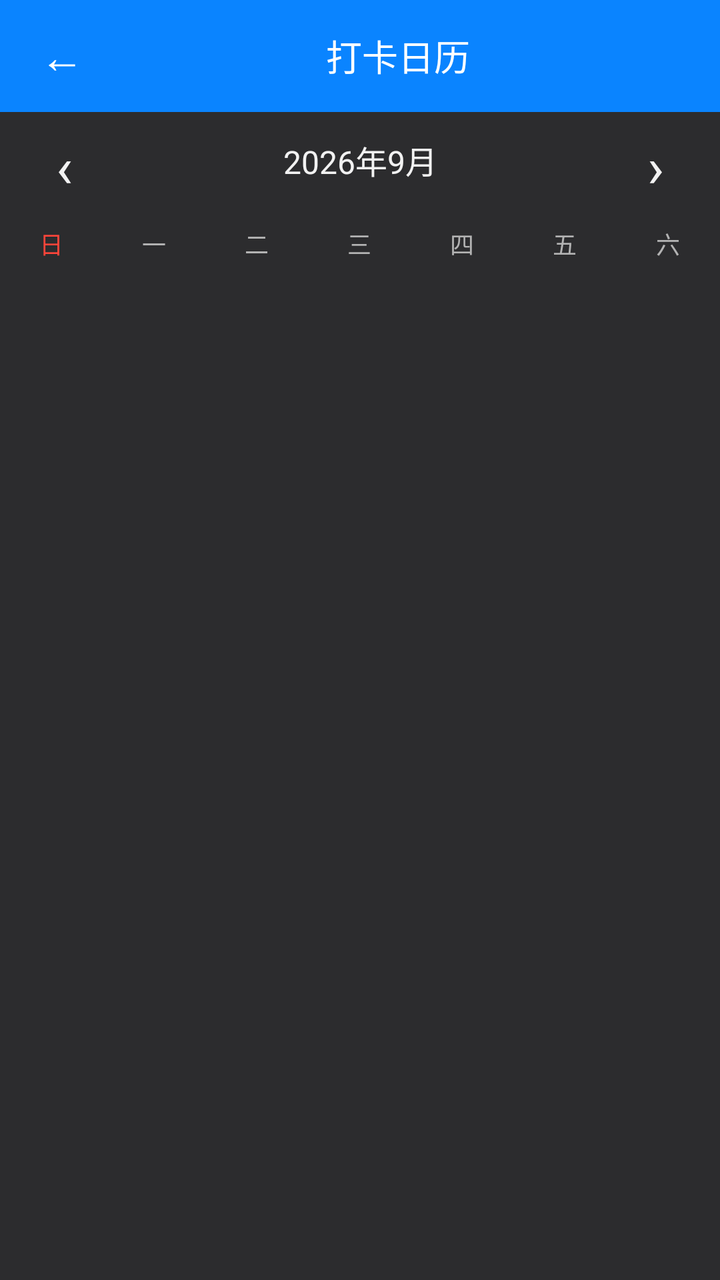
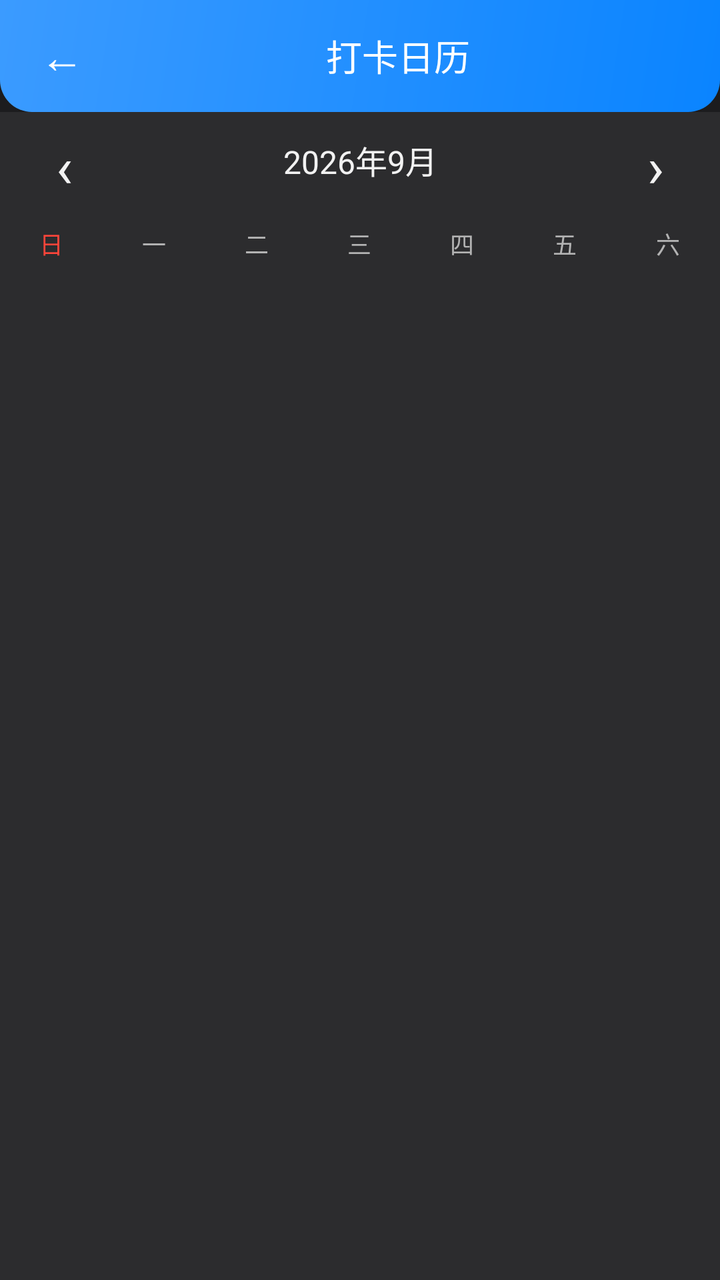

Compare the two renders of this Android layout. The source of the first and the diff that turns it into the second are given below.
<!-- AndroidManifest.xml: application theme Theme.AlgoRobo -->
<!-- res/layout/activity_calendar.xml -->
<?xml version="1.0" encoding="utf-8"?>
<LinearLayout xmlns:android="http://schemas.android.com/apk/res/android"
    android:layout_width="match_parent" android:layout_height="match_parent"
    android:orientation="vertical" android:background="@color/bg_page">
    <LinearLayout android:id="@+id/topBar" android:layout_width="match_parent" android:layout_height="56dp"
        android:background="@color/primary" android:orientation="horizontal"
        android:gravity="center_vertical" android:paddingHorizontal="12dp">
        <TextView android:id="@+id/btnBack" android:layout_width="wrap_content" android:layout_height="wrap_content"
            android:text="←" android:textColor="@color/text_on_primary" android:textSize="22sp" android:padding="8dp"/>
        <TextView android:layout_width="0dp" android:layout_height="wrap_content" android:layout_weight="1"
            android:gravity="center" android:text="打卡日历" android:textColor="@color/text_on_primary" android:textSize="18sp"/>
        <TextView android:layout_width="wrap_content" android:layout_height="wrap_content" android:text="" android:textColor="@color/text_on_primary"/>
    </LinearLayout>
    <LinearLayout android:layout_width="match_parent" android:layout_height="48dp"
        android:background="@color/card_bg" android:orientation="horizontal"
        android:gravity="center_vertical" android:paddingHorizontal="20dp">
        <TextView android:id="@+id/btnPrev" android:layout_width="wrap_content" android:layout_height="wrap_content"
            android:text="‹" android:textSize="28sp" android:textColor="@color/text_main" android:padding="8dp"/>
        <TextView android:id="@+id/tvMonth" android:layout_width="0dp" android:layout_height="wrap_content" android:layout_weight="1"
            android:gravity="center" android:text="2026年9月" android:textSize="16sp" android:textColor="@color/text_main"/>
        <TextView android:id="@+id/btnNext" android:layout_width="wrap_content" android:layout_height="wrap_content"
            android:text="›" android:textSize="28sp" android:textColor="@color/text_main" android:padding="8dp"/>
    </LinearLayout>
    <LinearLayout android:layout_width="match_parent" android:layout_height="36dp"
        android:background="@color/card_bg" android:orientation="horizontal">
        <TextView android:layout_width="0dp" android:layout_height="match_parent" android:layout_weight="1" android:gravity="center" android:text="日" android:textColor="@color/danger" android:textSize="12sp"/>
        <TextView android:layout_width="0dp" android:layout_height="match_parent" android:layout_weight="1" android:gravity="center" android:text="一" android:textColor="@color/text_sub" android:textSize="12sp"/>
        <TextView android:layout_width="0dp" android:layout_height="match_parent" android:layout_weight="1" android:gravity="center" android:text="二" android:textColor="@color/text_sub" android:textSize="12sp"/>
        <TextView android:layout_width="0dp" android:layout_height="match_parent" android:layout_weight="1" android:gravity="center" android:text="三" android:textColor="@color/text_sub" android:textSize="12sp"/>
        <TextView android:layout_width="0dp" android:layout_height="match_parent" android:layout_weight="1" android:gravity="center" android:text="四" android:textColor="@color/text_sub" android:textSize="12sp"/>
        <TextView android:layout_width="0dp" android:layout_height="match_parent" android:layout_weight="1" android:gravity="center" android:text="五" android:textColor="@color/text_sub" android:textSize="12sp"/>
        <TextView android:layout_width="0dp" android:layout_height="match_parent" android:layout_weight="1" android:gravity="center" android:text="六" android:textColor="@color/text_sub" android:textSize="12sp"/>
    </LinearLayout>
    <GridView android:id="@+id/gridCalendar" android:layout_width="match_parent" android:layout_height="0dp"
        android:layout_weight="1" android:numColumns="7" android:verticalSpacing="2dp"
        android:paddingHorizontal="8dp" android:background="@color/card_bg"/>
</LinearLayout>
<!-- resources referenced by this layout -->
<resources>
  <color name="bg_page">#1C1C1E</color>
  <color name="card_bg">#2C2C2E</color>
  <color name="danger">#FF453A</color>
  <color name="primary">#0A84FF</color>
  <color name="text_main">#F2F2F2</color>
  <color name="text_on_primary">#FFFFFF</color>
  <color name="text_sub">#B3B3B3</color>
  <style name="Theme.AlgoRobo" parent="Theme.AppCompat.DayNight.NoActionBar">
          <item name="colorPrimary">@color/primary</item>
          <item name="colorPrimaryDark">@color/primary_dark</item>
          <item name="colorAccent">@color/primary</item>
          <item name="android:windowBackground">@color/bg_page</item>
          <item name="android:navigationBarColor">@color/bg_page</item>
          <item name="android:windowLightStatusBar">false</item>
          <item name="android:windowLayoutInDisplayCutoutMode">shortEdges</item>
      </style>
  <color name="primary_dark">#0A84FF</color>
</resources>

<!-- the commit's change to res/layout/activity_calendar.xml (unified diff, before → after) -->
@@ -3,7 +3,7 @@
     android:layout_width="match_parent" android:layout_height="match_parent"
     android:orientation="vertical" android:background="@color/bg_page">
     <LinearLayout android:id="@+id/topBar" android:layout_width="match_parent" android:layout_height="56dp"
-        android:background="@color/primary" android:orientation="horizontal"
+        android:background="@drawable/bg_result_header_chalk" android:orientation="horizontal"
         android:gravity="center_vertical" android:paddingHorizontal="12dp">
         <TextView android:id="@+id/btnBack" android:layout_width="wrap_content" android:layout_height="wrap_content"
             android:text="←" android:textColor="@color/text_on_primary" android:textSize="22sp" android:padding="8dp"/>
<!-- resource entries referenced after the edit -->
@@ -7,6 +7,12 @@
   <color name="text_main">#F2F2F2</color>
   <color name="text_on_primary">#FFFFFF</color>
   <color name="text_sub">#B3B3B3</color>
+  <!-- drawable bg_result_header_chalk (drawable) -->
+  <?xml version="1.0" encoding="utf-8"?>
+  <shape xmlns:android="http://schemas.android.com/apk/res/android" android:shape="rectangle">
+      <gradient android:startColor="#0A84FF" android:endColor="#3B9BFF" android:angle="135" />
+      <corners android:bottomLeftRadius="16dp" android:bottomRightRadius="16dp" />
+  </shape>
   <style name="Theme.AlgoRobo" parent="Theme.AppCompat.DayNight.NoActionBar">
           <item name="colorPrimary">@color/primary</item>
           <item name="colorPrimaryDark">@color/primary_dark</item>
